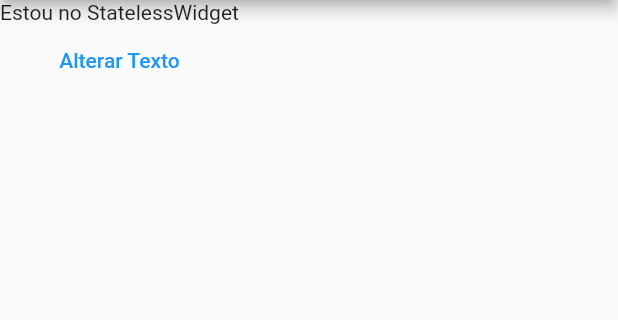
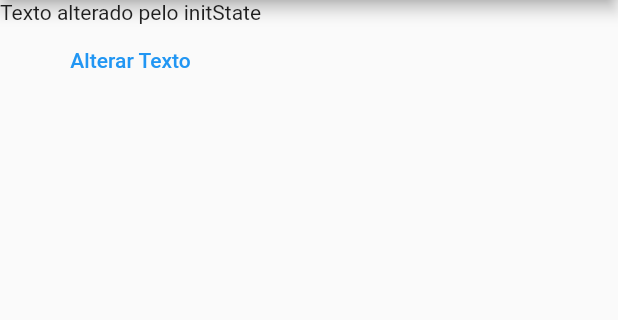
Before and after one commit to caneto/flutter_academiadoflutter, a Flutter app: the screen it shows after launch, on a phone screen of 412 x 824 dp, the part 84-404 px from its top. Run offline on Flutter 3.47's test engine with Material 2 defaults, Android fonts, the phone set to English and light mode, and no system bars.

Commit message:
Fim da Aula StateLessWidget/StateFullWidget

```diff
--- a/flutter_fundamentos/lib/home_page.dart
+++ b/flutter_fundamentos/lib/home_page.dart
@@ -1,7 +1,7 @@
 import 'package:flutter/material.dart';
 
-class HomePage extends StatelessWidget {
-  HomePage({Key? key}) : super(key: key);
+class HomeStateLessPage extends StatelessWidget {
+  HomeStateLessPage({Key? key}) : super(key: key);
 
   String texto = "Estou no StatelessWidget";
 
--- /dev/null
+++ b/flutter_fundamentos/lib/home_page_statefull.dart
@@ -0,0 +1,38 @@
+import 'package:flutter/material.dart';
+
+class HomePageStatefull extends StatefulWidget {
+
+  const HomePageStatefull({ Key? key }) : super(key: key);
+
+  @override
+  State<HomePageStatefull> createState() => _HomePageStatefullState();
+}
+
+class _HomePageStatefullState extends State<HomePageStatefull> {
+
+  String texto = "Estou no StatefullWidget";
+
+  @override
+  void initState() {
+    super.initState();
+    texto = "Texto alterado pelo initState";
+  }
+
+   @override
+   Widget build(BuildContext context) {
+       return Scaffold(
+      appBar: AppBar(title: const Text("Texto"),) ,
+      body: Column(children: [
+        Text(texto),
+        TextButton(
+          onPressed: () {
+            setState(() {
+              texto = 'Alterei o texto do StateFullWidget';
+            });
+          },
+          child: const Text('Alterar Texto'),
+        )
+      ]),
+    );
+  }
+}
--- a/flutter_fundamentos/lib/main.dart
+++ b/flutter_fundamentos/lib/main.dart
@@ -1,5 +1,6 @@
 import 'package:flutter/material.dart';
 import 'package:flutter_fundamentos/home_page.dart';
+import 'package:flutter_fundamentos/home_page_statefull.dart';
 
 void main() {
   runApp(const MyApp());
@@ -16,7 +17,7 @@ class MyApp extends StatelessWidget {
       theme: ThemeData(
         primarySwatch: Colors.blue,
       ),
-      home: HomePage(),
+      home: HomePageStatefull(),
     );
   }
 }
```
